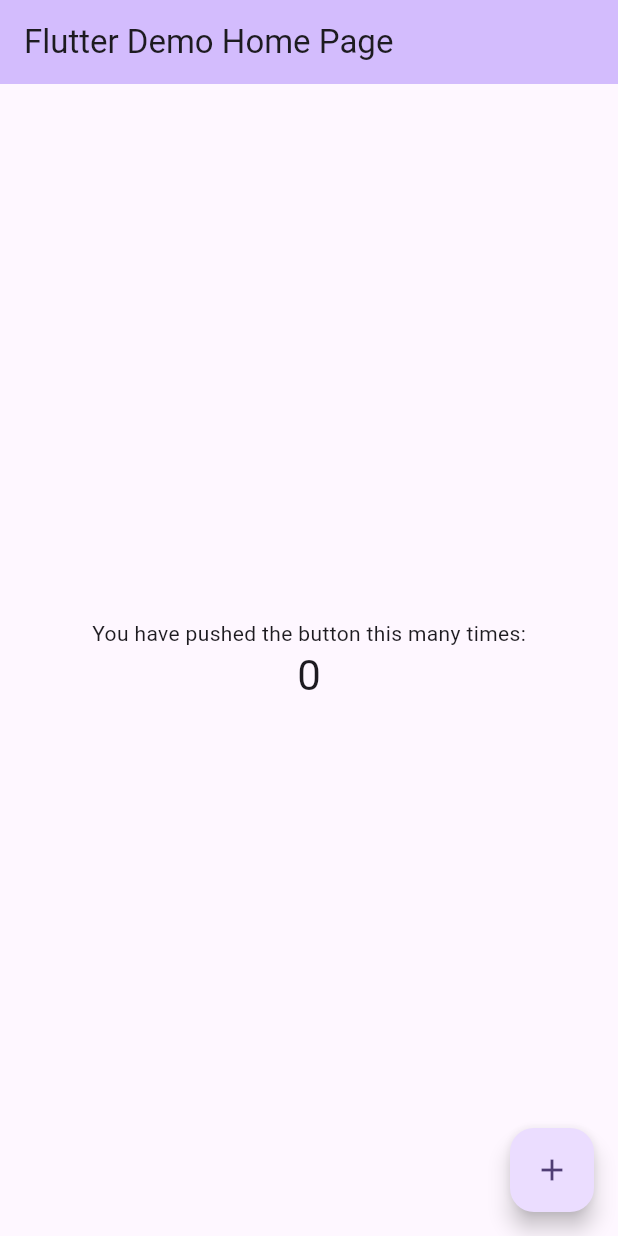
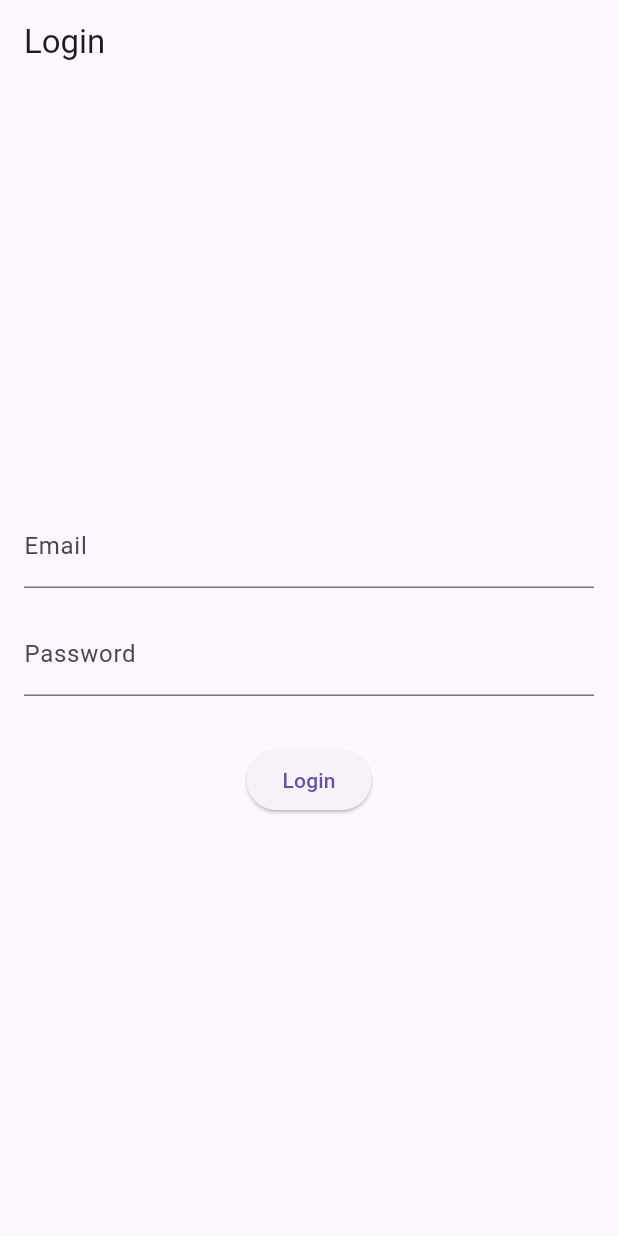
Before and after one commit to jarayumang/brightpath, a Flutter app: the screen it shows after launch, on a phone screen of 412 x 824 dp. Run offline on Flutter 3.47's test engine with Material 3 defaults, Android fonts, the phone set to English and light mode, and no system bars; our stand-ins replace cloud_firestore, firebase_auth, firebase_core, google_fonts, hugeicons; accounts and stored records are empty.

Commit message:
Added tabs for directories and design for Profile and Account Management

```diff
--- /dev/null
+++ b/lib/auth/login.dart
@@ -0,0 +1,64 @@
+import 'package:flutter/material.dart';
+import 'package:firebase_auth/firebase_auth.dart';
+import '../main.dart';
+
+class LoginScreen extends StatefulWidget {
+  const LoginScreen({super.key});
+
+  @override
+  State<LoginScreen> createState() => _LoginScreenState();
+}
+
+class _LoginScreenState extends State<LoginScreen> {
+  final TextEditingController _emailController = TextEditingController();
+  final TextEditingController _passwordController = TextEditingController();
+  final FirebaseAuth _auth = FirebaseAuth.instance;
+
+  Future<void> _login() async {
+    try {
+      await _auth.signInWithEmailAndPassword(
+        email: _emailController.text,
+        password: _passwordController.text,
+      );
+      Navigator.pushReplacement(
+        context,
+        MaterialPageRoute(builder: (context) => const NavigationExample()),
+      );
+    } catch (e) {
+      ScaffoldMessenger.of(context).showSnackBar(
+        SnackBar(content: Text(e.toString())),
+      );
+    }
+  }
+
+  @override
+  Widget build(BuildContext context) {
+    return Scaffold(
+      appBar: AppBar(title: const Text('Login')),
+      body: Padding(
+        padding: const EdgeInsets.all(16.0),
+        child: Column(
+          mainAxisAlignment: MainAxisAlignment.center,
+          children: [
+            TextField(
+              controller: _emailController,
+              decoration: const InputDecoration(labelText: 'Email'),
+              keyboardType: TextInputType.emailAddress,
+            ),
+            const SizedBox(height: 16),
+            TextField(
+              controller: _passwordController,
+              decoration: const InputDecoration(labelText: 'Password'),
+              obscureText: true,
+            ),
+            const SizedBox(height: 32),
+            ElevatedButton(
+              onPressed: _login,
+              child: const Text('Login'),
+            ),
+          ],
+        ),
+      ),
+    );
+  }
+}
--- a/lib/main.dart
+++ b/lib/main.dart
@@ -1,70 +1,94 @@
+import 'package:firebase_core/firebase_core.dart';
 import 'package:flutter/material.dart';
+import 'package:firebase_auth/firebase_auth.dart';
+import 'pages/home.dart';
+import 'pages/explore.dart';
+import 'pages/profile.dart';
+import 'pages/question.dart';
+import 'auth/login.dart';
 
-void main() {
-  runApp(const MyApp());
+void main() async {
+  WidgetsFlutterBinding.ensureInitialized();
+  await Firebase.initializeApp();
+  runApp(const BrightspotApp());
 }
 
-class MyApp extends StatelessWidget {
-  const MyApp({super.key});
+class BrightspotApp extends StatelessWidget {
+  const BrightspotApp({super.key});
 
-  // This widget is the root of your application.
   @override
   Widget build(BuildContext context) {
     return MaterialApp(
-      title: 'Flutter Demo',
-      theme: ThemeData(
-        colorScheme: ColorScheme.fromSeed(seedColor: Colors.deepPurple),
-        useMaterial3: true,
+      theme: ThemeData(useMaterial3: true),
+      home: StreamBuilder<User?>(
+        stream: FirebaseAuth.instance.authStateChanges(),
+        builder: (context, snapshot) {
+          if (snapshot.connectionState == ConnectionState.waiting) {
+            return const Center(child: CircularProgressIndicator());
+          }
+          if (snapshot.hasData) {
+            return const NavigationExample();
+          }
+          return const LoginScreen();
+        },
       ),
-      home: const MyHomePage(title: 'Flutter Demo Home Page'),
     );
   }
 }
 
-class MyHomePage extends StatefulWidget {
-  const MyHomePage({super.key, required this.title});
-
-  final String title;
+class NavigationExample extends StatefulWidget {
+  const NavigationExample({super.key});
 
   @override
-  State<MyHomePage> createState() => _MyHomePageState();
+  State<NavigationExample> createState() => _NavigationExampleState();
 }
 
-class _MyHomePageState extends State<MyHomePage> {
-  int _counter = 0;
+class _NavigationExampleState extends State<NavigationExample> {
+  int currentPageIndex = 0;
 
-  void _incrementCounter() {
-    setState(() {
-      _counter++;
-    });
-  }
+  final List<Widget> pages = const [
+    ProfilePage(),
+    ExplorePage(),
+    QuestionsPage(),
+    HomePage(),
+  ];
 
   @override
   Widget build(BuildContext context) {
     return Scaffold(
-      appBar: AppBar(
-        backgroundColor: Theme.of(context).colorScheme.inversePrimary,
-        title: Text(widget.title),
+      bottomNavigationBar: NavigationBar(
+        labelBehavior: NavigationDestinationLabelBehavior.onlyShowSelected,
+        onDestinationSelected: (int index) {
+          setState(() {
+            currentPageIndex = index;
+          });
+        },
+        indicatorColor: Colors.amber,
+        selectedIndex: currentPageIndex,
+        destinations: const <Widget>[
+          NavigationDestination(
+            selectedIcon: Icon(Icons.home),
+            icon: Icon(Icons.home_outlined),
+            label: 'Home',
+          ),
+          NavigationDestination(
+            selectedIcon: Icon(Icons.auto_stories),
+            icon: Icon(Icons.import_contacts),
+            label: 'Explore',
+          ),
+          NavigationDestination(
+            selectedIcon: Icon(Icons.help),
+            icon: Icon(Icons.help_outline),
+            label: 'Questions',
+          ),
+          NavigationDestination(
+            selectedIcon: Icon(Icons.person),
+            icon: Icon(Icons.person_outline),
+            label: 'Profile',
+          ),
+        ],
       ),
-      body: Center(
-        child: Column(
-          mainAxisAlignment: MainAxisAlignment.center,
-          children: <Widget>[
-            const Text(
-              'You have pushed the button this many times:',
-            ),
-            Text(
-              '$_counter',
-              style: Theme.of(context).textTheme.headlineMedium,
-            ),
-          ],
-        ),
-      ),
-      floatingActionButton: FloatingActionButton(
-        onPressed: _incrementCounter,
-        tooltip: 'Increment',
-        child: const Icon(Icons.add),
-      ),
+      body: pages[currentPageIndex],
     );
   }
 }
--- a/pubspec.yaml
+++ b/pubspec.yaml
@@ -30,11 +30,15 @@ environment:
 dependencies:
   flutter:
     sdk: flutter
-
+  firebase_core: ^3.9.0
+  firebase_auth: ^5.3.4
+  google_fonts: ^6.2.1
+  hugeicons: ^0.0.7
 
   # The following adds the Cupertino Icons font to your application.
   # Use with the CupertinoIcons class for iOS style icons.
   cupertino_icons: ^1.0.8
+  cloud_firestore: ^5.6.0
 
 dev_dependencies:
   flutter_test:
```
Also changed, not shown: lib/constants/colors.dart (added, +16 -0 lines), lib/pages/explore.dart (added, +15 -0 lines), lib/pages/home.dart (added, +15 -0 lines), lib/pages/profile.dart (added, +135 -0 lines), lib/pages/question.dart (added, +15 -0 lines), lib/pages/settings/account_information.dart (added, +241 -0 lines), pubspec.lock, 8 other files.
